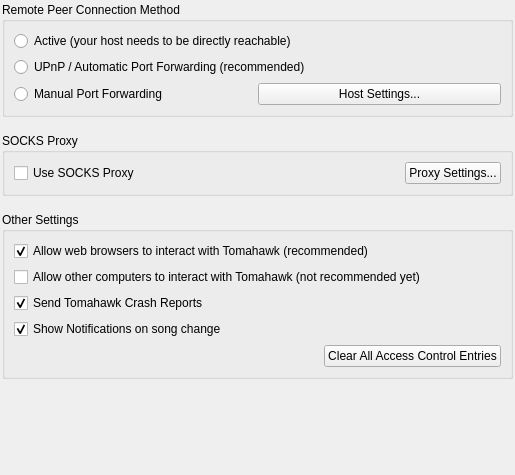
Before: the Qt Designer form src/tomahawk/dialogs/Settings_Advanced.ui in tomahawk-player/tomahawk, drawn with Qt 5.
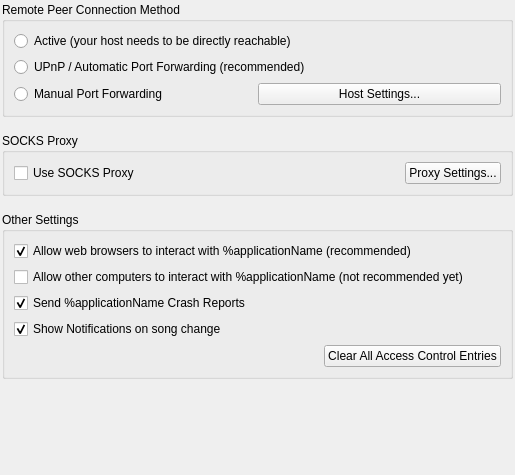
After: the same form once the commit is applied.

```diff
--- a/src/tomahawk/dialogs/Settings_Advanced.ui
+++ b/src/tomahawk/dialogs/Settings_Advanced.ui
@@ -177,7 +177,7 @@
          <enum>Qt::LeftToRight</enum>
         </property>
         <property name="text">
-         <string>Allow web browsers to interact with Tomahawk (recommended)</string>
+         <string>Allow web browsers to interact with %applicationName (recommended)</string>
         </property>
         <property name="checked">
          <bool>true</bool>
@@ -190,7 +190,7 @@
          <enum>Qt::LeftToRight</enum>
         </property>
         <property name="text">
-         <string>Allow other computers to interact with Tomahawk (not recommended yet)</string>
+         <string>Allow other computers to interact with %applicationName (not recommended yet)</string>
         </property>
         <property name="checked">
          <bool>false</bool>
@@ -203,7 +203,7 @@
          <enum>Qt::LeftToRight</enum>
         </property>
         <property name="text">
-         <string>Send Tomahawk Crash Reports</string>
+         <string>Send %applicationName Crash Reports</string>
         </property>
         <property name="checked">
          <bool>true</bool>
```
